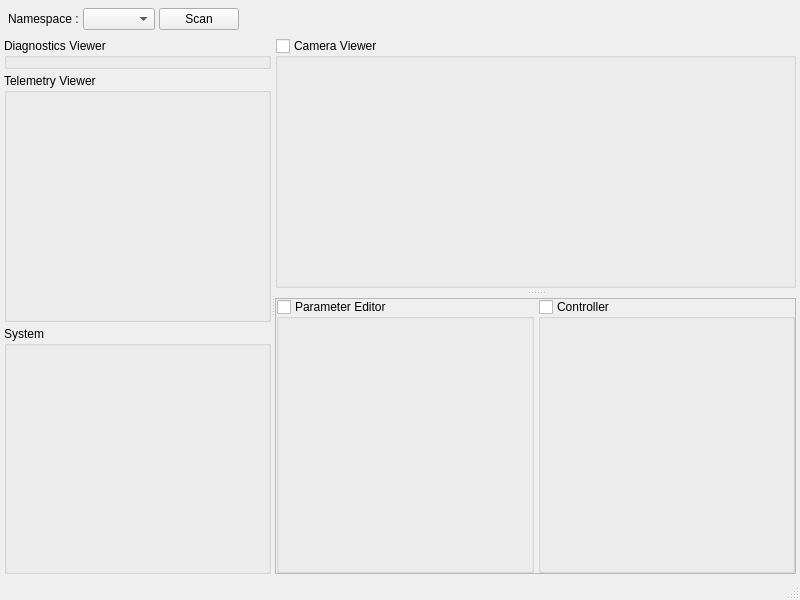
Qt form src/phoenix_gui/src/main_window.ui (Nkyoku/phoenix-jetson) before a commit.
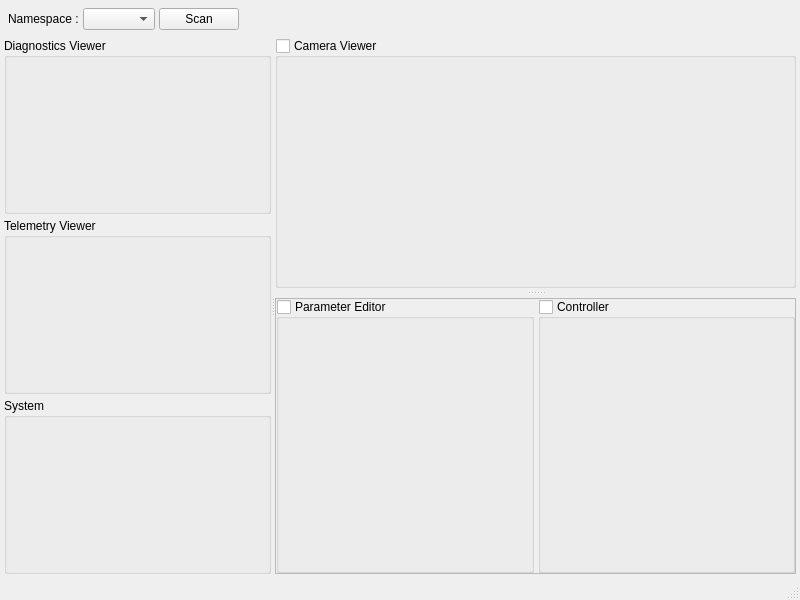
The same form after that commit. Custom widgets are drawn as their Qt base class.

The edit to the form file:
```diff
--- a/src/phoenix_gui/src/main_window.ui
+++ b/src/phoenix_gui/src/main_window.ui
@@ -118,12 +118,6 @@
         </property>
         <item>
          <widget class="DiagnosticsViewer" name="diagnosticsViewer">
-          <property name="sizePolicy">
-           <sizepolicy hsizetype="Preferred" vsizetype="Maximum">
-            <horstretch>0</horstretch>
-            <verstretch>0</verstretch>
-           </sizepolicy>
-          </property>
           <property name="title">
            <string>Diagnostics Viewer</string>
           </property>
```
